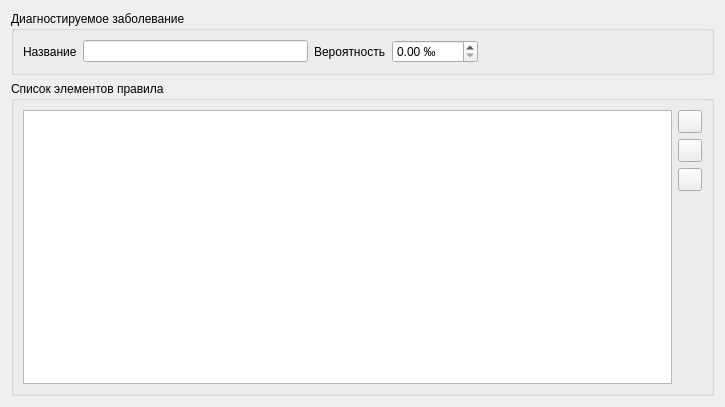
Before: the Qt Designer form src/diagnosis_rules/ruleeditwidget.ui in megakoko/m-system, drawn with Qt 5.
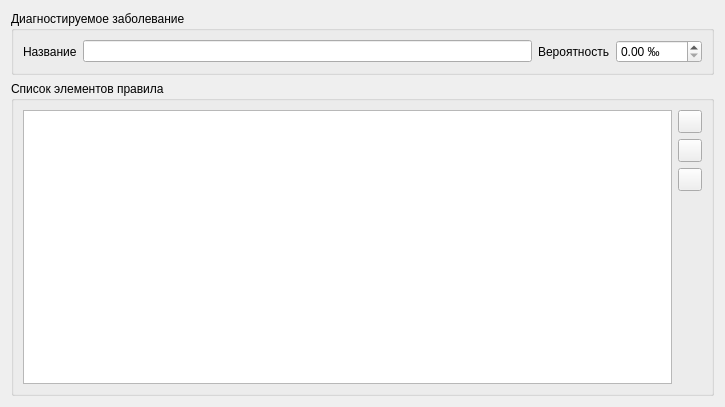
After: the same form once the commit is applied.

Commit message: Заменил промилле на проценты кое-где + мелкие улучшения в интерфейсе.

```diff
--- a/src/diagnosis_rules/ruleeditwidget.ui
+++ b/src/diagnosis_rules/ruleeditwidget.ui
@@ -50,19 +50,6 @@
         </property>
        </widget>
       </item>
-      <item>
-       <spacer name="horizontalSpacer">
-        <property name="orientation">
-         <enum>Qt::Horizontal</enum>
-        </property>
-        <property name="sizeHint" stdset="0">
-         <size>
-          <width>72</width>
-          <height>20</height>
-         </size>
-        </property>
-       </spacer>
-      </item>
      </layout>
     </widget>
    </item>
```
The commit also changes 4 other files.
